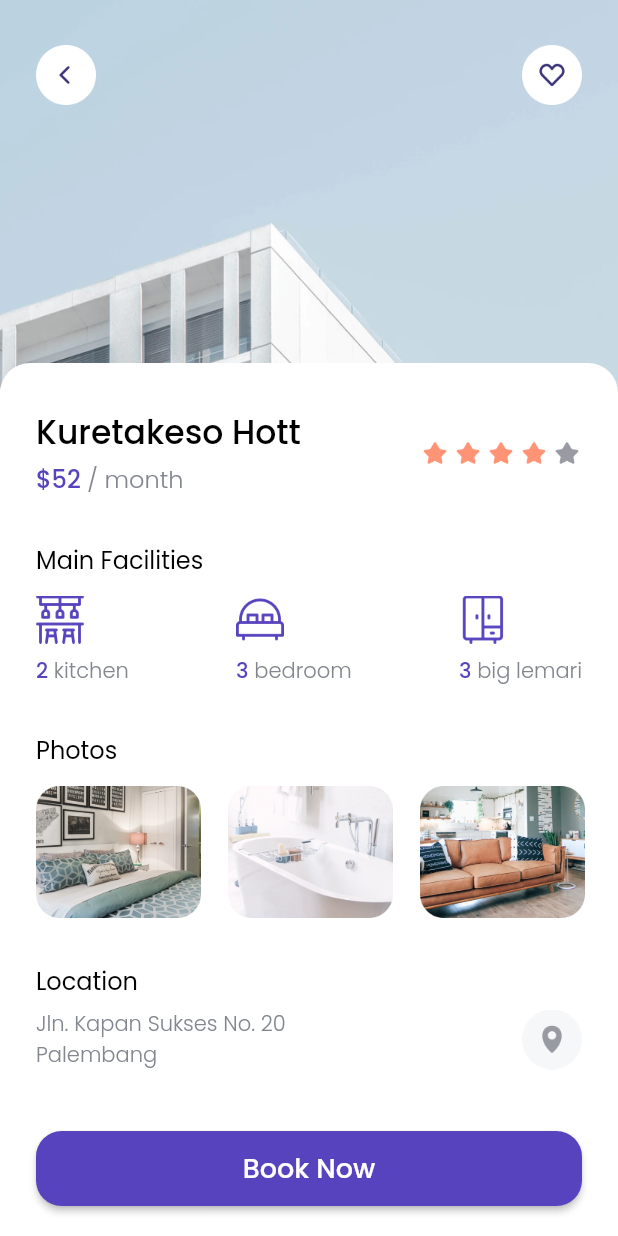
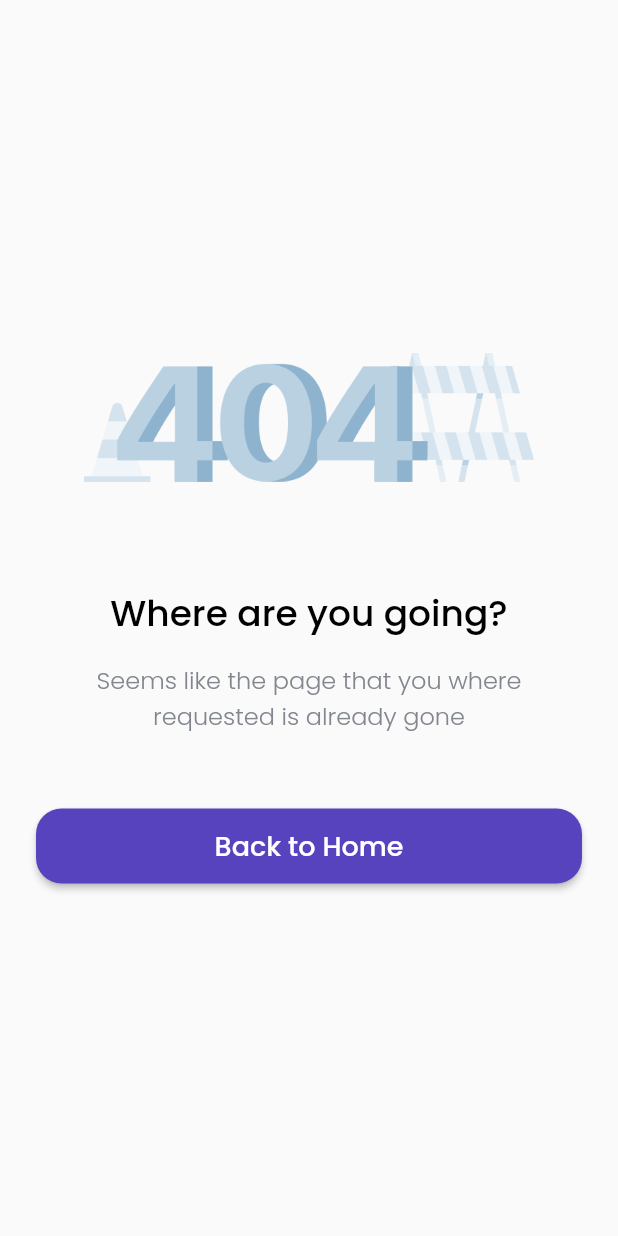
Before and after one commit to LordRedsky/cozy_app, a Flutter app: the DetailPage screen opened directly, scrolled down 86 dp, after a tap on "Book Now", on a phone screen of 412 x 824 dp. Run offline on Flutter 3.47's test engine with Material 2 defaults, Android fonts, the phone set to English and light mode, and no system bars; our stand-ins replace google_fonts.

Commit message:
create error page

```diff
--- a/lib/pages/detail_page.dart
+++ b/lib/pages/detail_page.dart
@@ -1,12 +1,45 @@
+import 'package:cozy_app/pages/error_page.dart';
 import 'package:cozy_app/theme.dart';
 import 'package:cozy_app/widgets/facility_item.dart';
 import 'package:flutter/material.dart';
+import 'package:url_launcher/url_launcher.dart';
+import 'package:url_launcher/url_launcher.dart';
+import 'package:url_launcher/url_launcher_string.dart';
+
+// Future<void> _launchUrl(String url, context) async {
+//   final Uri urlParse = Uri.parse(url);
+//   if (!await launchUrl(urlParse)) {
+//     // } else {
+//     // throw Exception('Could not launch $urlParse');
+// Navigator.push(
+//   context,
+//   MaterialPageRoute(builder: (context) => ErrorPage()),
+// );
+//   }
+// }
 
 class DetailPage extends StatelessWidget {
   const DetailPage({super.key});
 
   @override
   Widget build(BuildContext context) {
+    launchUrlAdress(String url) async {
+      final Uri urlParse = Uri.parse(url);
+      var cekLoad = await canLaunchUrl(urlParse);
+      // canLaunchUrl(url);
+      // launchUrl(urlParse);
+      print(cekLoad);
+      if (cekLoad) {
+        launchUrl(urlParse);
+      } else {
+        // throw Exception('Could not launch $urlParse');
+        Navigator.push(
+          context,
+          MaterialPageRoute(builder: (context) => ErrorPage()),
+        );
+      }
+    }
+
     return Scaffold(
       backgroundColor: whiteColor,
       body: SafeArea(
@@ -222,9 +255,19 @@ class DetailPage extends StatelessWidget {
                               'Jln. Kapan Sukses No. 20\nPalembang',
                               style: greyTextStyle,
                             ),
-                            Image.asset(
-                              'assets/btn_map.png',
-                              width: 40,
+                            InkWell(
+                              onTap: () {
+                                launchUrlAdress(
+                                  'https://www.google.co.id/maps/place/Jl.+Malioboro,+Sosromenduran,+Gedong+Tengen,+Kota+Yogyakarta,+Daerah+Istimewa+Yogyakarta/@-7.7926455,110.365846,17z/data=!3m1!4b1!4m6!3m5!1s0x2e7a5825fa6106c5:0x3ea4c521a5ed1133!8m2!3d-7.7926455!4d110.365846!16zL20vMDltM2tu?entry=ttu',
+                                );
+
+                                // _launchUrl('qwertysfd.com', context);
+                                launchUrlAdress('qwertysfd.com');
+                              },
+                              child: Image.asset(
+                                'assets/btn_map.png',
+                                width: 40,
+                              ),
                             ),
                           ],
                         ),
@@ -239,7 +282,14 @@ class DetailPage extends StatelessWidget {
                         height: 50,
                         width: MediaQuery.of(context).size.width - (2 * edge),
                         child: ElevatedButton(
-                          onPressed: () {},
+                          onPressed: () {
+                            launchUrlAdress(
+                              // Uri.parse(
+                              'tel:+628158856459',
+                              // context
+                              // ),
+                            );
+                          },
                           style: ElevatedButton.styleFrom(
                             backgroundColor: purpleColor,
                             shape: RoundedRectangleBorder(
@@ -290,3 +340,9 @@ class DetailPage extends StatelessWidget {
     );
   }
 }
+
+// Future<void> _lauchUrl(Uri url) async {
+//   if (!await launchUrl(url)) {
+//     throw Exception('Could not launch $url');
+//   }
+// }
--- /dev/null
+++ b/lib/pages/error_page.dart
@@ -0,0 +1,76 @@
+import 'package:cozy_app/pages/home_page.dart';
+import 'package:cozy_app/theme.dart';
+import 'package:flutter/material.dart';
+
+class ErrorPage extends StatelessWidget {
+  const ErrorPage({super.key});
+
+  @override
+  Widget build(BuildContext context) {
+    return Scaffold(
+      body: SafeArea(
+        bottom: false,
+        child: Center(
+          child: Column(
+            mainAxisAlignment: MainAxisAlignment.center,
+            children: [
+              Image.asset(
+                'assets/error.png',
+                width: 300,
+              ),
+              const SizedBox(
+                height: 70,
+              ),
+              Text(
+                'Where are you going?',
+                style: blackTextStyle.copyWith(
+                  fontSize: 24,
+                ),
+              ),
+              const SizedBox(
+                height: 14,
+              ),
+              Text(
+                'Seems like the page that you where\nrequested is already gone',
+                style: greyTextStyle.copyWith(
+                  fontSize: 16,
+                ),
+                textAlign: TextAlign.center,
+              ),
+              const SizedBox(
+                height: 50,
+              ),
+              Container(
+                margin: EdgeInsets.symmetric(
+                  horizontal: edge,
+                ),
+                height: 50,
+                width: MediaQuery.of(context).size.width - (2 * edge),
+                child: ElevatedButton(
+                  onPressed: () {
+                    Navigator.pushAndRemoveUntil(
+                        context,
+                        MaterialPageRoute(
+                          builder: (context) => HomePage(),
+                        ),
+                        (route) => false);
+                  },
+                  style: ElevatedButton.styleFrom(
+                    backgroundColor: purpleColor,
+                    shape: RoundedRectangleBorder(
+                      borderRadius: BorderRadius.circular(17),
+                    ),
+                  ),
+                  child: Text(
+                    'Back to Home',
+                    style: whiteTextStyle.copyWith(fontSize: 18),
+                  ),
+                ),
+              ),
+            ],
+          ),
+        ),
+      ),
+    );
+  }
+}
--- a/pubspec.yaml
+++ b/pubspec.yaml
@@ -33,6 +33,7 @@ dependencies:
   flutter:
     sdk: flutter
   google_fonts: ^4.0.3
+  url_launcher: ^6.1.12
 
 dev_dependencies:
   # The "flutter_lints" package below contains a set of recommended lints to
```
Also changed, not shown: pubspec.lock, 4 other files.
